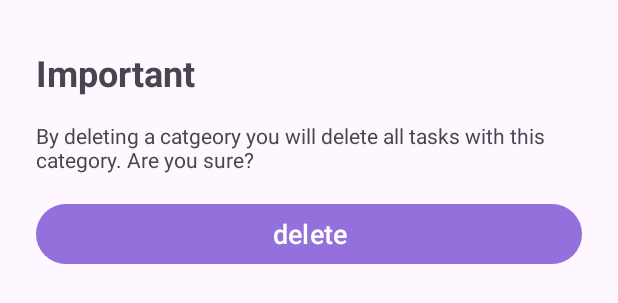
After one commit to m-sabin/Tasks-Beat, an Android app: the layout info_bottom_sheet.xml on its own in the app's theme, with its tools: preview values and no code run, on a phone screen of 412 x 824 dp. The commit adds this screen. Shown: the top 303 px of the screen. Run offline under Robolectric (Android 15) with nearby library versions, the phone set to English and light mode, and no system bars.

Commit message:
Criando o bottom sheet de aviso

```diff
--- /dev/null
+++ b/app/src/main/res/layout/info_bottom_sheet.xml
@@ -0,0 +1,39 @@
+<?xml version="1.0" encoding="utf-8"?>
+<androidx.appcompat.widget.LinearLayoutCompat xmlns:android="http://schemas.android.com/apk/res/android"
+    android:layout_width="match_parent"
+    android:layout_height="match_parent"
+    android:orientation="vertical"
+    android:padding="16dp"
+    xmlns:tools="http://schemas.android.com/tools">
+
+    <TextView
+        android:id="@+id/tv_info_title"
+        android:layout_width="match_parent"
+        android:layout_height="wrap_content"
+        android:layout_marginStart="8dp"
+        android:layout_marginTop="16dp"
+        android:layout_marginEnd="8dp"
+        android:textSize="24sp"
+        android:textStyle="bold"
+        tools:text="@string/category_delete_title" />
+
+    <TextView
+        android:id="@+id/tv_info_description"
+        android:layout_width="match_parent"
+        android:layout_height="wrap_content"
+        android:layout_marginStart="8dp"
+        android:layout_marginTop="16dp"
+        android:layout_marginEnd="8dp"
+        tools:text="@string/category_delete_description" />
+
+    <Button
+        android:id="@+id/btn_info"
+        android:layout_width="match_parent"
+        android:layout_height="wrap_content"
+        android:layout_marginStart="8dp"
+        android:layout_marginTop="16dp"
+        android:layout_marginEnd="8dp"
+        android:textSize="18sp"
+        tools:text="@string/delete" />
+
+</androidx.appcompat.widget.LinearLayoutCompat>
```
Also changed, not shown: app/src/main/java/com/devspace/taskbeats/InfoBottomSheet.kt (added, +40 -0 lines), app/src/main/java/com/devspace/taskbeats/MainActivity.kt (+37 -5 lines).
